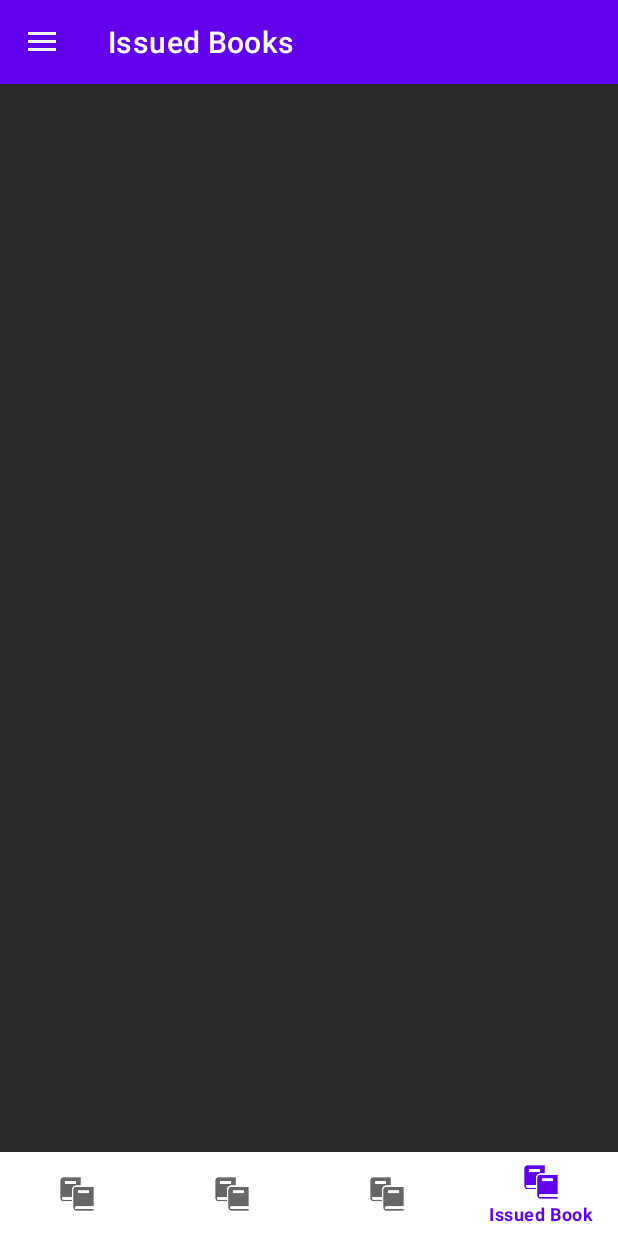
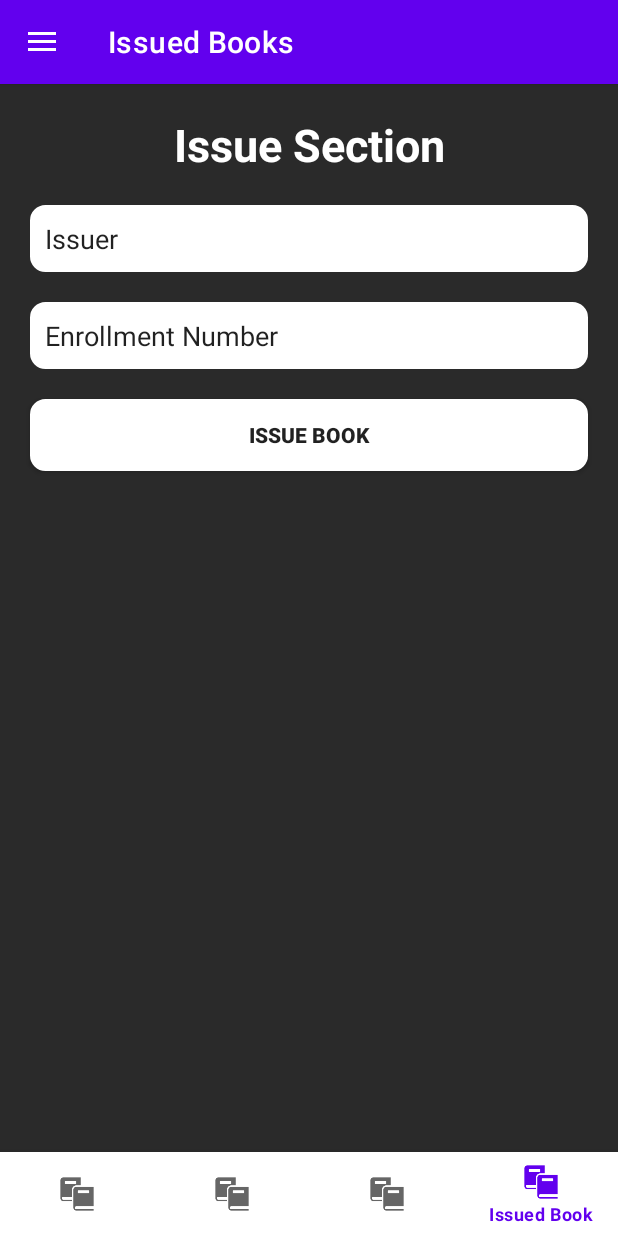
Before and after one commit to mihirp19/LibraryManagement, an Android app: the IssueBookFragment screen opened through its navigation route, on a phone screen of 412 x 824 dp. Run offline under Robolectric (Android 15) with nearby library versions, the phone set to English and light mode, and no system bars; our stand-ins replace Firebase (no records; nobody signed in at launch, a user with empty details on screens opened directly), navigation-ui.

Commit message:
item book layout

```diff
--- a/app/src/main/res/layout/fragment_issue_book.xml
+++ b/app/src/main/res/layout/fragment_issue_book.xml
@@ -1,6 +1,51 @@
 <?xml version="1.0" encoding="utf-8"?>
 <androidx.constraintlayout.widget.ConstraintLayout xmlns:android="http://schemas.android.com/apk/res/android"
     android:layout_width="match_parent"
-    android:layout_height="match_parent">
+    android:layout_height="match_parent"
+    xmlns:app="http://schemas.android.com/apk/res-auto"
+    android:background="@color/bg_color">
+
+    <TextView
+        android:id="@+id/tv_issue"
+        android:layout_width="wrap_content"
+        android:layout_height="wrap_content"
+        android:text="Issue Section"
+        android:textColor="@color/white"
+        android:textSize="30sp"
+        android:textStyle="bold"
+        app:layout_constraintTop_toTopOf="parent"
+        app:layout_constraintStart_toStartOf="parent"
+        app:layout_constraintEnd_toEndOf="parent"
+        android:layout_marginTop="20dp"/>
+
+
+    <EditText
+        android:id="@+id/tv_issuer"
+        android:layout_width="match_parent"
+        android:layout_height="wrap_content"
+        android:text="Issuer"
+        app:layout_constraintTop_toBottomOf="@+id/tv_issue"
+        android:background="@drawable/button_bg"
+        android:layout_margin="20dp"
+        android:padding="10dp"/>
+
+    <EditText
+        android:id="@+id/et_enrollment_no"
+        android:layout_width="match_parent"
+        android:layout_height="wrap_content"
+        android:text="Enrollment Number"
+        app:layout_constraintTop_toBottomOf="@+id/tv_issuer"
+        android:background="@drawable/button_bg"
+        android:layout_margin="20dp"
+        android:padding="10dp"/>
+
+    <androidx.appcompat.widget.AppCompatButton
+        android:layout_width="match_parent"
+        android:layout_height="wrap_content"
+        android:background="@drawable/button_bg"
+        android:text="Issue Book"
+        app:layout_constraintTop_toBottomOf="@+id/et_enrollment_no"
+        android:layout_margin="20dp"
+        android:textStyle="bold"/>
 
 </androidx.constraintlayout.widget.ConstraintLayout>
--- a/app/src/main/res/navigation/main_nav.xml
+++ b/app/src/main/res/navigation/main_nav.xml
@@ -1,6 +1,7 @@
 <?xml version="1.0" encoding="utf-8"?>
 <navigation xmlns:android="http://schemas.android.com/apk/res/android"
     xmlns:app="http://schemas.android.com/apk/res-auto"
+    xmlns:tools="http://schemas.android.com/tools"
     android:id="@+id/main_nav"
     app:startDestination="@id/addBookFragment">
 
@@ -24,4 +25,9 @@
         android:id="@+id/signOutDialogFragment2"
         android:name="com.example.librarymanagement.fragments.SignOutDialogFragment"
         android:label="Sign Out" />
+    <fragment
+        android:id="@+id/changePasswordFragment"
+        android:name="com.example.librarymanagement.fragments.ChangePasswordFragment"
+        android:label="fragment_change_password"
+        tools:layout="@layout/fragment_change_password" />
 </navigation>
```
Also changed, not shown: app/src/main/res/layout/fragment_edit_profile.xml (+17 -9 lines), app/src/main/res/layout/fragment_user_info.xml (+12 -5 lines).
